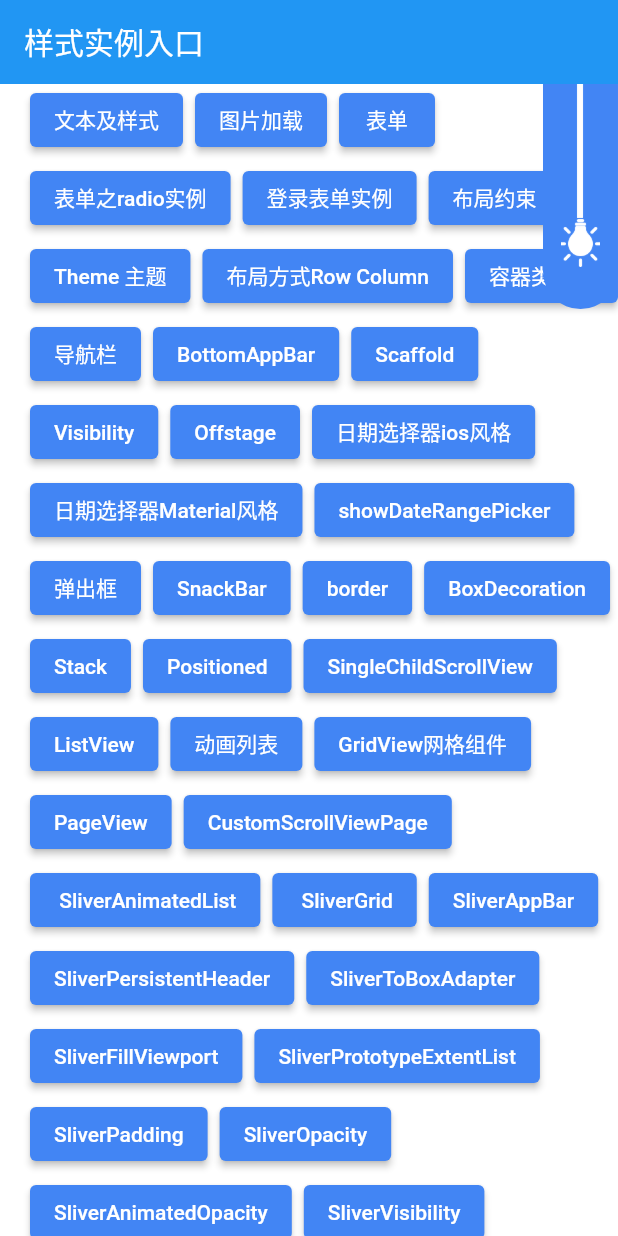
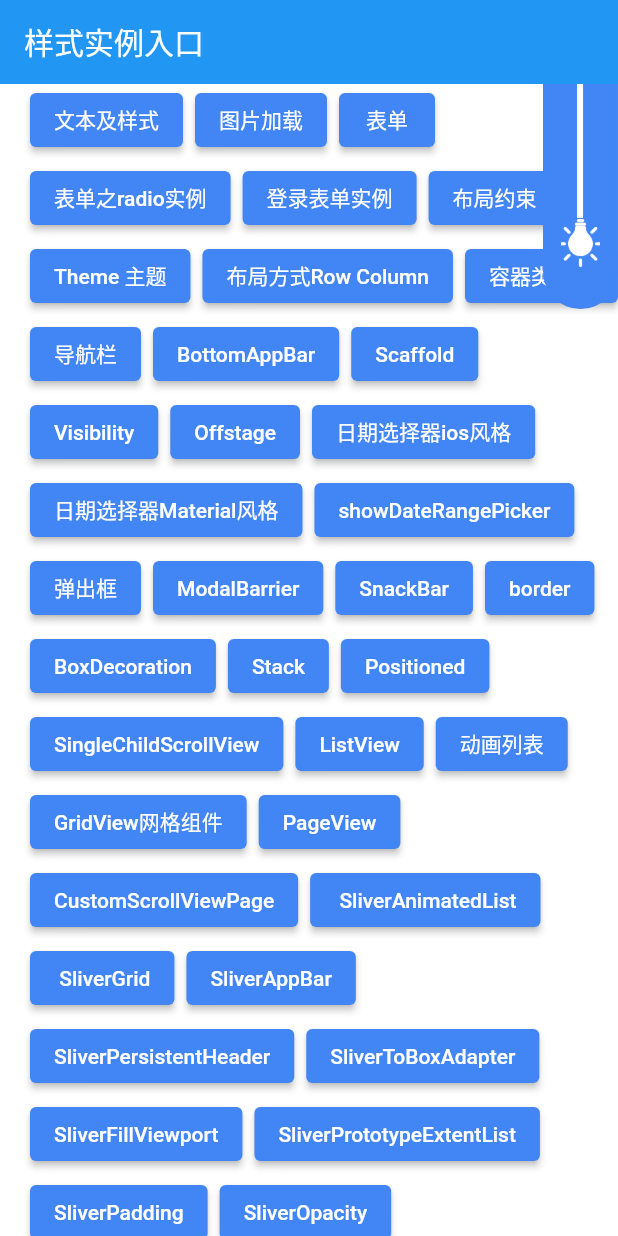
Before and after one commit to codprincess/flutter_base, a Flutter app: the screen it shows after launch, on a phone screen of 412 x 824 dp. Run offline on Flutter 3.47's test engine with Material 2 defaults, Android fonts, the phone set to English and light mode, and no system bars; our stand-ins replace shared_preferences; missing offline and left inert: fancy_bottom_navigation_2.

Commit message:
ModalBarrier

```diff
--- a/lib/main.dart
+++ b/lib/main.dart
@@ -5,6 +5,7 @@ import 'package:flutter_base/AnimatedModalBarrierPage.dart';
 import 'package:flutter_base/AppPage.dart';
 import 'package:flutter_base/BorderPage.dart';
 import 'package:flutter_base/BottomAppBarPage.dart';
+import 'package:flutter_base/ModalBarrierPage.dart';
 import 'package:flutter_base/BoxDecorationPage.dart';
 import 'package:flutter_base/CurvePage.dart';
 import 'package:flutter_base/DatePickerPage3.dart';
@@ -139,6 +140,7 @@ class _MyAppState extends State<MyApp> {
               // 'indicator_page':(context)=>IndicatorPage(),
               'dialog_page':(context)=>showBottomSheetPage(),
               'SnackBar_page':(context)=>SnackBarPage(),
+              'ModalBarrier_page':(context)=> ModalBarrierPage(),
               'border_page':(context)=>BorderPage(),
               'stack_page':(context)=>StackPage(),
               'Positioned_Page':(context)=>PositionedPage(),
@@ -349,6 +351,12 @@ class _MyHomePageState extends State<MyHomePage> {
                       Navigator.pushNamed(context, 'dialog_page');
                     },
                     child: const Text('弹出框'),
+                  ),
+                  ElevatedButton(
+                    onPressed: (){
+                      Navigator.pushNamed(context, 'ModalBarrier_page');
+                    },
+                    child: const Text('ModalBarrier'),
                   ),
                   ElevatedButton(
                     onPressed: (){
```
Also changed, not shown: lib/ModalBarrierPage.dart (added, +23 -0 lines), 11 other files.
